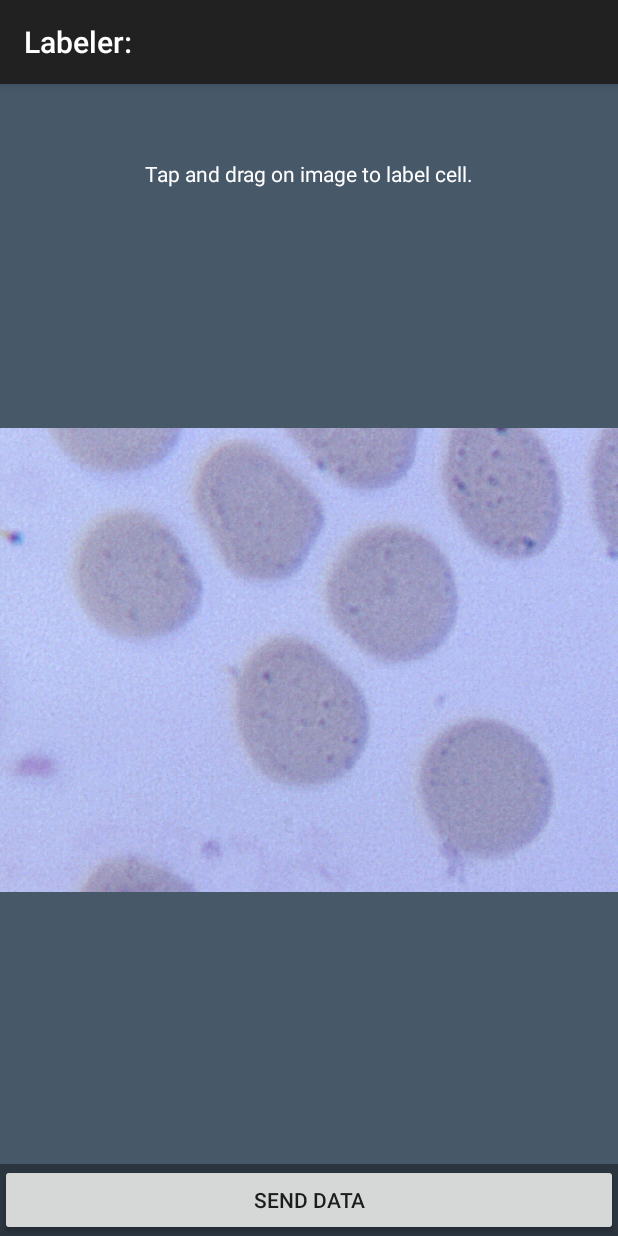
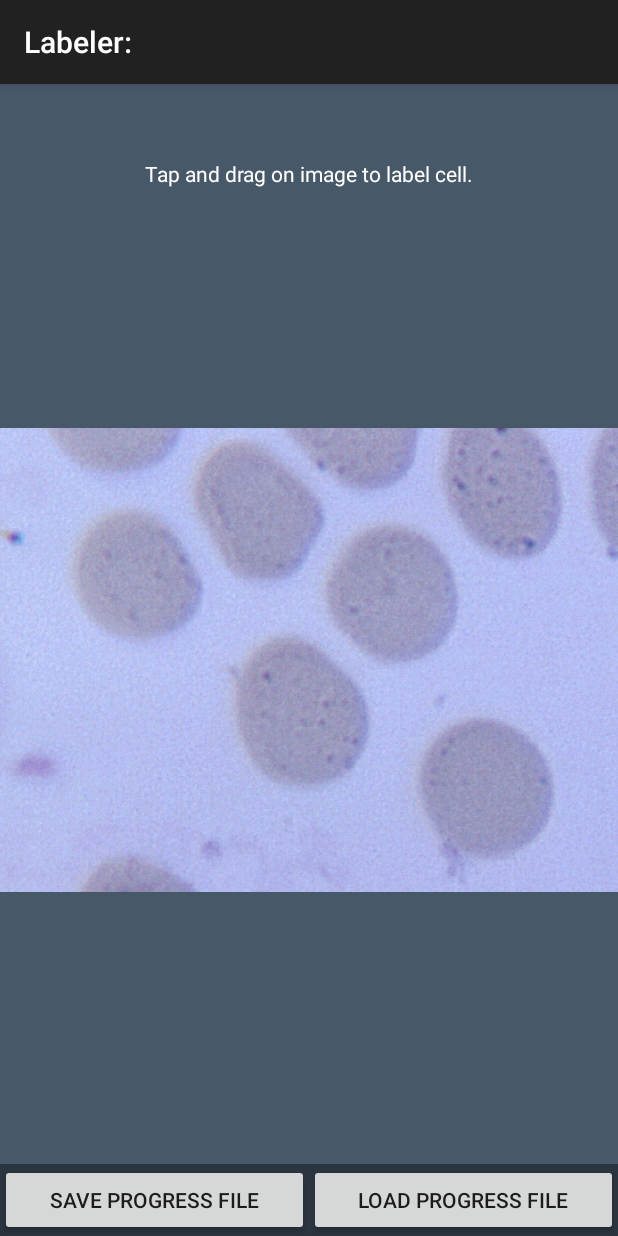
Before and after one commit to yzabeliesa/cvmig1516-group1, an Android app: the LabelerMalariaMain screen opened directly, with no data from a screen before it, on a phone screen of 412 x 824 dp. Run offline under Robolectric (Android 15) with nearby library versions, the light colour scheme and no system bars; 1 statement that could not run was skipped.

Commit message:
Update updateProgress and create loadProgressFIle

```diff
--- a/ReMiDi-X/app/src/main/res/layout/activity_labeler_malaria_main.xml
+++ b/ReMiDi-X/app/src/main/res/layout/activity_labeler_malaria_main.xml
@@ -48,8 +48,16 @@
                 android:layout_width="0dp"
                 android:layout_height="wrap_content"
                 android:layout_weight="1"
-                android:text="Send data"
-                android:onClick="confirmSendData"/>
+                android:text="Save progress file"
+                android:onClick="saveProgressFile"/>
+
+            <Button
+                style="?metaButtonBarButtonStyle"
+                android:layout_width="0dp"
+                android:layout_height="wrap_content"
+                android:layout_weight="1"
+                android:text="Load progress file"
+                android:onClick="loadProgressFile"/>
 
         </LinearLayout>
     </FrameLayout>
```
Also changed, not shown: ReMiDi-X/app/src/main/java/com/remidi/cvmig1516/remidi_x/LabelerMalariaMain.java (+107 -20 lines).
